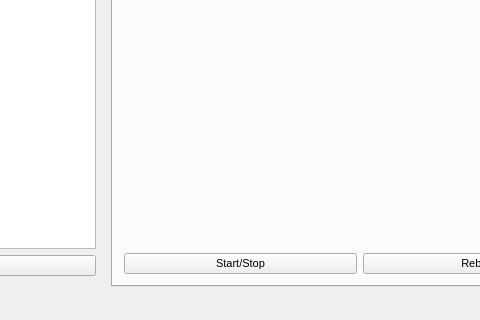
This is virshgui.ui in SteveCharleston/virsh-gui as Qt 5 draws it before an edit; both pictures show x 393 to 873 and y 421 to 741 of the 1012 by 741 pixel window. The edited form follows.
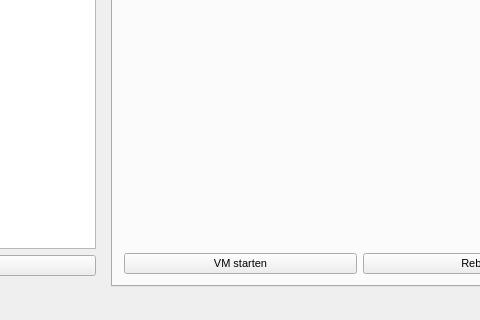
This is the edited form.

Commit message: Reboot button

```diff
--- a/virshgui.ui
+++ b/virshgui.ui
@@ -424,7 +424,7 @@
            <item>
             <widget class="QPushButton" name="startStopButton">
              <property name="text">
-              <string>Start/Stop</string>
+              <string>VM starten</string>
              </property>
             </widget>
            </item>
```
The commit also changes 3 other files.
